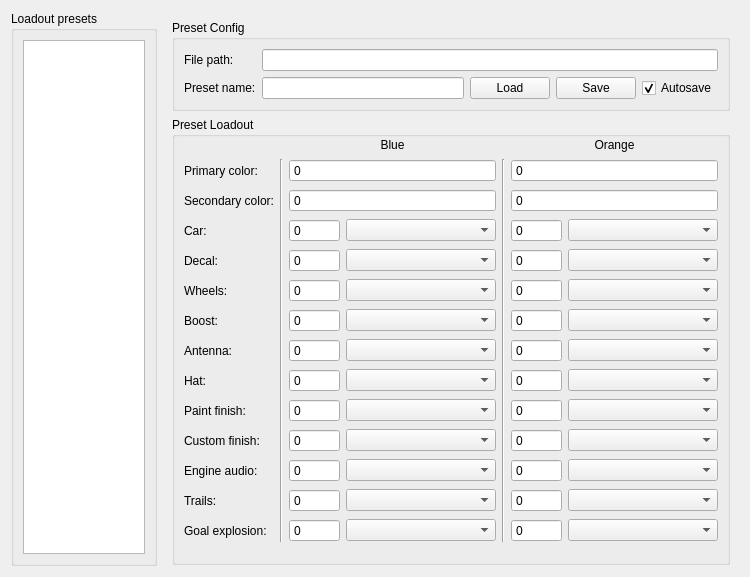
The window that RLBotFramework/gui/qt_gui/car_customisation_3.ui (RLBot/RLBot) describes before a commit, drawn with Qt 5.
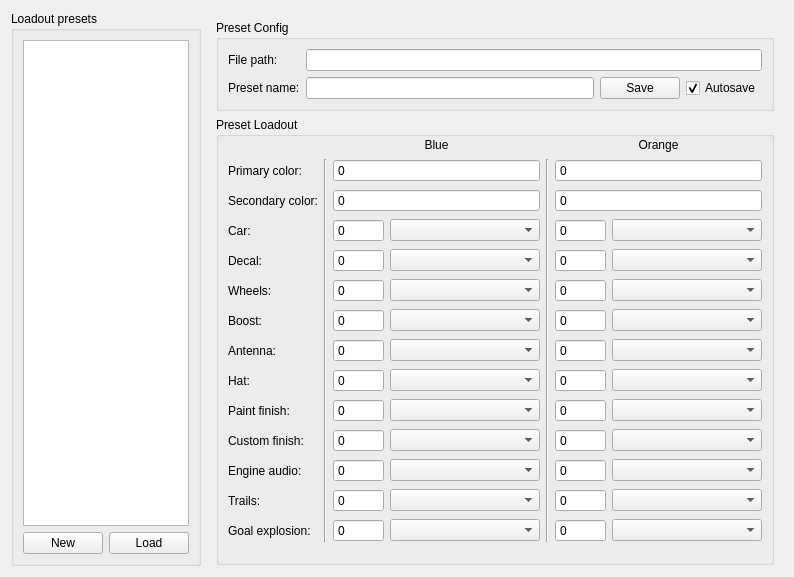
The same window after the commit.

Commit message: added loadout loading and modified gui slightly

Diff of the .ui file:
```diff
--- a/RLBotFramework/gui/qt_gui/car_customisation_3.ui
+++ b/RLBotFramework/gui/qt_gui/car_customisation_3.ui
@@ -19,10 +19,45 @@
      <property name="title">
       <string>Loadout presets</string>
      </property>
-     <layout class="QHBoxLayout" name="horizontalLayout_2">
+     <layout class="QVBoxLayout" name="verticalLayout">
       <item>
        <widget class="QListWidget" name="presets_listwidget"/>
       </item>
+      <item>
+       <widget class="QFrame" name="frame">
+        <property name="frameShape">
+         <enum>QFrame::NoFrame</enum>
+        </property>
+        <layout class="QHBoxLayout" name="horizontalLayout_2">
+         <property name="leftMargin">
+          <number>0</number>
+         </property>
+         <property name="topMargin">
+          <number>0</number>
+         </property>
+         <property name="rightMargin">
+          <number>0</number>
+         </property>
+         <property name="bottomMargin">
+          <number>0</number>
+         </property>
+         <item>
+          <widget class="QPushButton" name="preset_new_pushbutton">
+           <property name="text">
+            <string>New</string>
+           </property>
+          </widget>
+         </item>
+         <item>
+          <widget class="QPushButton" name="preset_load_pushbutton">
+           <property name="text">
+            <string>Load</string>
+           </property>
+          </widget>
+         </item>
+        </layout>
+       </widget>
+      </item>
      </layout>
     </widget>
    </item>
@@ -44,6 +79,16 @@
          <string>Preset Config</string>
         </property>
         <layout class="QGridLayout" name="gridLayout_2">
+         <item row="5" column="11">
+          <widget class="QCheckBox" name="preset_autosave_checkbox">
+           <property name="text">
+            <string>Autosave</string>
+           </property>
+           <property name="checked">
+            <bool>true</bool>
+           </property>
+          </widget>
+         </item>
          <item row="5" column="0">
           <widget class="QLabel" name="label_16">
            <property name="text">
@@ -51,6 +96,13 @@
            </property>
           </widget>
          </item>
+         <item row="5" column="10">
+          <widget class="QPushButton" name="preset_save_pushbutton">
+           <property name="text">
+            <string>Save</string>
+           </property>
+          </widget>
+         </item>
          <item row="3" column="0">
           <widget class="QLabel" name="label_17">
            <property name="text">
@@ -58,31 +110,7 @@
            </property>
           </widget>
          </item>
-         <item row="5" column="11">
-          <widget class="QPushButton" name="preset_save_pushbutton">
-           <property name="text">
-            <string>Save</string>
-           </property>
-          </widget>
-         </item>
-         <item row="5" column="10">
-          <widget class="QPushButton" name="preset_load_pushbutton">
-           <property name="text">
-            <string>Load</string>
-           </property>
-          </widget>
-         </item>
-         <item row="5" column="12">
-          <widget class="QCheckBox" name="preset_autosave_checkbox">
-           <property name="text">
-            <string>Autosave</string>
-           </property>
-           <property name="checked">
-            <bool>true</bool>
-           </property>
-          </widget>
-         </item>
-         <item row="3" column="1" colspan="12">
+         <item row="3" column="1" colspan="11">
           <widget class="QLineEdit" name="preset_path_lineedit"/>
          </item>
          <item row="5" column="1" colspan="9">
```
The commit also changes 3 other files.
